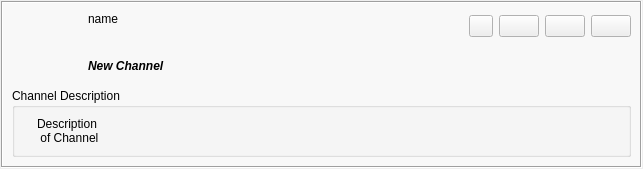
RetroShare/RetroShare, file retroshare-gui/src/gui/feeds/GxsChannelGroupItem.ui: the form before one commit.
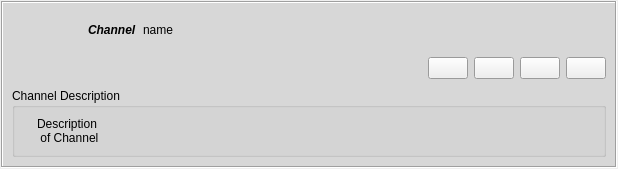
The form after the commit. Icons and pictures are not drawn.

Commit message: newsfeed item layout for new channel made uniform with forums

Diff of the .ui file:
```diff
--- a/retroshare-gui/src/gui/feeds/GxsChannelGroupItem.ui
+++ b/retroshare-gui/src/gui/feeds/GxsChannelGroupItem.ui
@@ -6,7 +6,7 @@
    <rect>
     <x>0</x>
     <y>0</y>
-    <width>643</width>
+    <width>618</width>
     <height>157</height>
    </rect>
   </property>
@@ -34,34 +34,61 @@
      <property name="palette">
       <palette>
        <active>
+        <colorrole role="Base">
+         <brush brushstyle="SolidPattern">
+          <color alpha="255">
+           <red>215</red>
+           <green>215</green>
+           <blue>215</blue>
+          </color>
+         </brush>
+        </colorrole>
         <colorrole role="Window">
          <brush brushstyle="SolidPattern">
           <color alpha="255">
-           <red>248</red>
-           <green>248</green>
-           <blue>248</blue>
+           <red>215</red>
+           <green>215</green>
+           <blue>215</blue>
           </color>
          </brush>
         </colorrole>
        </active>
        <inactive>
+        <colorrole role="Base">
+         <brush brushstyle="SolidPattern">
+          <color alpha="255">
+           <red>215</red>
+           <green>215</green>
+           <blue>215</blue>
+          </color>
+         </brush>
+        </colorrole>
         <colorrole role="Window">
          <brush brushstyle="SolidPattern">
           <color alpha="255">
-           <red>248</red>
-           <green>248</green>
-           <blue>248</blue>
+           <red>215</red>
+           <green>215</green>
+           <blue>215</blue>
           </color>
          </brush>
         </colorrole>
        </inactive>
        <disabled>
+        <colorrole role="Base">
+         <brush brushstyle="SolidPattern">
+          <color alpha="255">
+           <red>215</red>
+           <green>215</green>
+           <blue>215</blue>
+          </color>
+         </brush>
+        </colorrole>
         <colorrole role="Window">
          <brush brushstyle="SolidPattern">
           <color alpha="255">
-           <red>248</red>
-           <green>248</green>
-           <blue>248</blue>
+           <red>215</red>
+           <green>215</green>
+           <blue>215</blue>
           </color>
          </brush>
         </colorrole>
@@ -78,7 +105,7 @@
       <enum>QFrame::Sunken</enum>
      </property>
      <layout class="QGridLayout">
-      <item row="0" column="0" rowspan="2">
+      <item row="0" column="0">
        <layout class="QGridLayout">
         <item row="0" column="0" rowspan="2">
          <widget class="QLabel" name="logoLabel">
@@ -94,6 +121,9 @@
             <height>70</height>
            </size>
           </property>
+          <property name="text">
+           <string/>
+          </property>
           <property name="pixmap">
            <pixmap resource="../images.qrc">:/images/channels.png</pixmap>
           </property>
@@ -103,19 +133,8 @@
          </widget>
         </item>
         <item row="0" column="1">
-         <widget class="QLabel" name="nameLabel">
-          <property name="text">
-           <string notr="true">name</string>
-          </property>
-          <property name="alignment">
-           <set>Qt::AlignLeading|Qt::AlignLeft|Qt::AlignTop</set>
-          </property>
-          <property name="openExternalLinks">
-           <bool>true</bool>
-          </property>
-         </widget>
-        </item>
-        <item row="1" column="1">
+         <layout class="QHBoxLayout" name="horizontalLayout_2">
+          <item>
          <widget class="QLabel" name="titleLabel">
           <property name="sizePolicy">
            <sizepolicy hsizetype="Minimum" vsizetype="Minimum">
@@ -131,13 +150,36 @@
            </font>
           </property>
           <property name="text">
-           <string notr="true">New Channel</string>
+             <string notr="true">Channel</string>
           </property>
          </widget>
         </item>
-       </layout>
-      </item>
-      <item row="0" column="1">
+          <item>
+           <widget class="QLabel" name="nameLabel">
+            <property name="text">
+             <string notr="true">name</string>
+            </property>
+            <property name="openExternalLinks">
+             <bool>true</bool>
+            </property>
+           </widget>
+          </item>
+          <item>
+           <spacer name="horizontalSpacer">
+            <property name="orientation">
+             <enum>Qt::Horizontal</enum>
+            </property>
+            <property name="sizeHint" stdset="0">
+             <size>
+              <width>40</width>
+              <height>20</height>
+             </size>
+            </property>
+           </spacer>
+          </item>
+         </layout>
+        </item>
+        <item row="1" column="1">
        <layout class="QHBoxLayout" name="horizontalLayout">
         <item>
          <spacer>
@@ -149,7 +191,7 @@
           </property>
           <property name="sizeHint" stdset="0">
            <size>
-            <width>338</width>
+              <width>254</width>
             <height>28</height>
            </size>
           </property>
@@ -157,12 +199,6 @@
         </item>
         <item>
          <widget class="QPushButton" name="copyLinkButton">
-          <property name="maximumSize">
-           <size>
-            <width>24</width>
-            <height>16777215</height>
-           </size>
-          </property>
           <property name="focusPolicy">
            <enum>Qt::NoFocus</enum>
           </property>
@@ -237,20 +273,9 @@
         </item>
        </layout>
       </item>
-      <item row="1" column="1">
-       <spacer name="horizontalSpacer">
-        <property name="orientation">
-         <enum>Qt::Horizontal</enum>
-        </property>
-        <property name="sizeHint" stdset="0">
-         <size>
-          <width>455</width>
-          <height>20</height>
-         </size>
-        </property>
-       </spacer>
+       </layout>
       </item>
-      <item row="2" column="0" colspan="2">
+      <item row="1" column="0">
        <widget class="QFrame" name="expandFrame">
         <layout class="QVBoxLayout">
          <property name="spacing">
@@ -273,8 +298,8 @@
            <property name="title">
             <string>Channel Description</string>
            </property>
-           <layout class="QGridLayout">
-            <item row="0" column="0">
+           <layout class="QHBoxLayout">
+            <item>
              <widget class="QLabel" name="iconLabel">
               <property name="text">
                <string/>
@@ -284,7 +309,7 @@
               </property>
              </widget>
             </item>
-            <item row="0" column="1">
+            <item>
              <widget class="QLabel" name="descLabel">
               <property name="sizePolicy">
                <sizepolicy hsizetype="MinimumExpanding" vsizetype="Preferred">
@@ -296,15 +321,6 @@
                <string notr="true">Description 
  of Channel</string>
               </property>
-              <property name="wordWrap">
-               <bool>true</bool>
-              </property>
-              <property name="openExternalLinks">
-               <bool>true</bool>
-              </property>
-              <property name="textInteractionFlags">
-               <set>Qt::LinksAccessibleByMouse|Qt::TextSelectableByKeyboard|Qt::TextSelectableByMouse</set>
-              </property>
              </widget>
             </item>
            </layout>
```
Left out of the diff: 6 changed lines with no effect on the pictures. Lines whose indentation alone changed are shown as unchanged.
